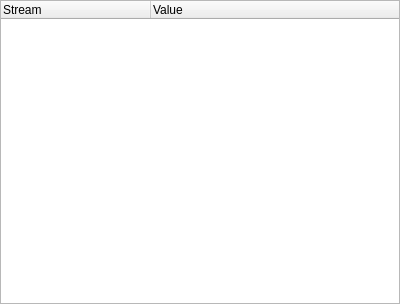
Before: the Qt Designer form gui/gui/plugins/datastreamdisplay/datastreamdisplays.ui in einsteinly/CAUV_old_software, drawn with Qt 5.
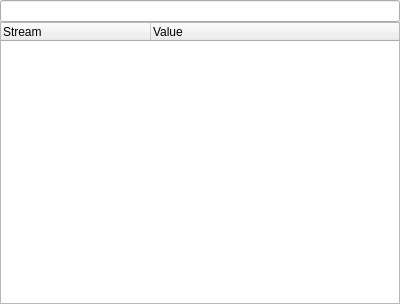
After: the same form once the commit is applied. Custom widgets are drawn as their Qt base class.

Patch:
```diff
--- a/gui/gui/plugins/datastreamdisplay/datastreamdisplays.ui
+++ b/gui/gui/plugins/datastreamdisplay/datastreamdisplays.ui
@@ -18,9 +18,15 @@
   </property>
   <widget class="QWidget" name="dockWidgetContents">
    <layout class="QVBoxLayout" name="verticalLayout">
+    <property name="spacing">
+     <number>0</number>
+    </property>
     <property name="margin">
      <number>0</number>
     </property>
+    <item>
+     <widget class="QLineEdit" name="filter"/>
+    </item>
     <item>
      <widget class="DataStreamList" name="dataStreams">
       <property name="editTriggers">
```
